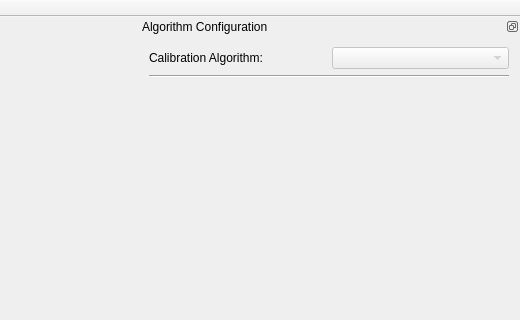
Old version of the form gui/CMainWindow.ui in the repository MRPT/autocalib-sensor-extrinsics; both pictures show x 503 to 1023 and y 0 to 320 of the 1023 by 641 pixel window.
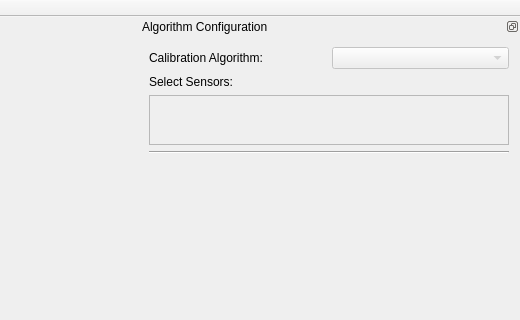
New version of the form. Custom widgets are drawn as their Qt base class.

Commit message:
Add GUI element for sensor selection, doxy setup
* Added QListWidget with checkboxes for selecting the sensors the user
wishes to calibrate.
* Setup Doxyfile for Doxygen document generation.
* Updated README.

Diff of the .ui file:
```diff
--- a/gui/CMainWindow.ui
+++ b/gui/CMainWindow.ui
@@ -332,7 +332,7 @@
    <property name="minimumSize">
     <size>
      <width>382</width>
-     <height>79</height>
+     <height>154</height>
     </size>
    </property>
    <property name="accessibleName">
@@ -403,6 +403,32 @@
        </item>
       </layout>
      </item>
+     <item>
+      <widget class="QLabel" name="label">
+       <property name="text">
+        <string>Select Sensors:</string>
+       </property>
+      </widget>
+     </item>
+     <item>
+      <widget class="QListWidget" name="sensors_selection_list">
+       <property name="enabled">
+        <bool>false</bool>
+       </property>
+       <property name="sizePolicy">
+        <sizepolicy hsizetype="Preferred" vsizetype="Preferred">
+         <horstretch>0</horstretch>
+         <verstretch>0</verstretch>
+        </sizepolicy>
+       </property>
+       <property name="maximumSize">
+        <size>
+         <width>16777215</width>
+         <height>50</height>
+        </size>
+       </property>
+      </widget>
+     </item>
      <item>
       <widget class="Line" name="line">
        <property name="orientation">
```
Left out of the diff: 3 changed lines with no effect on the pictures. The commit also changes 11 other files.
